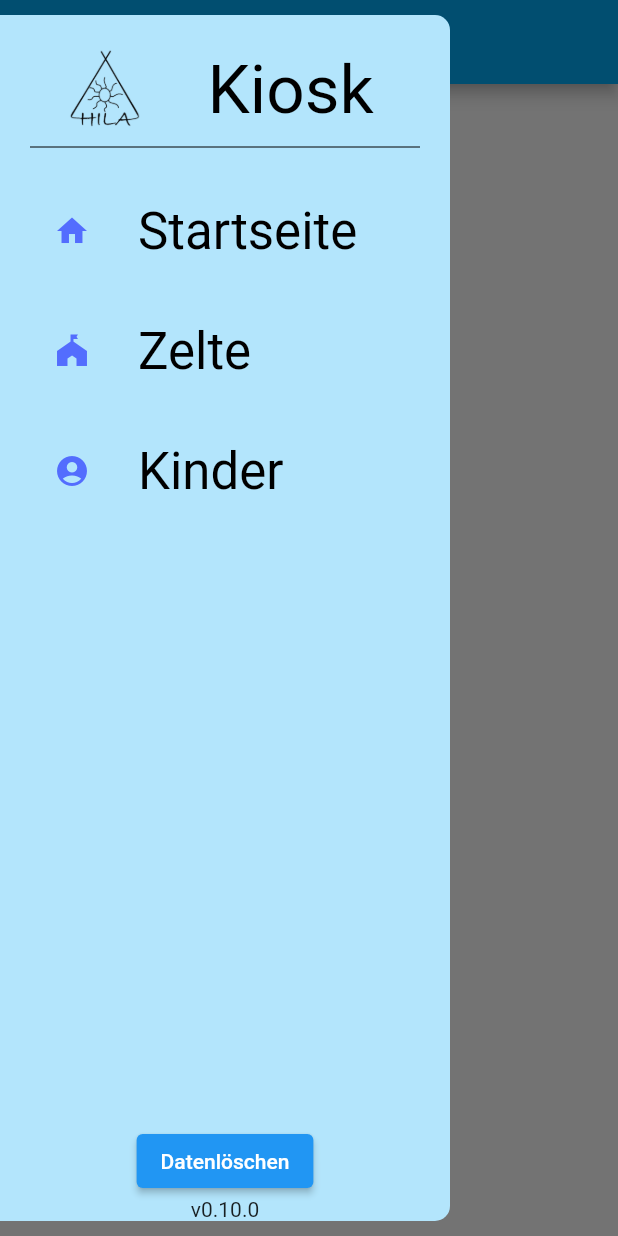
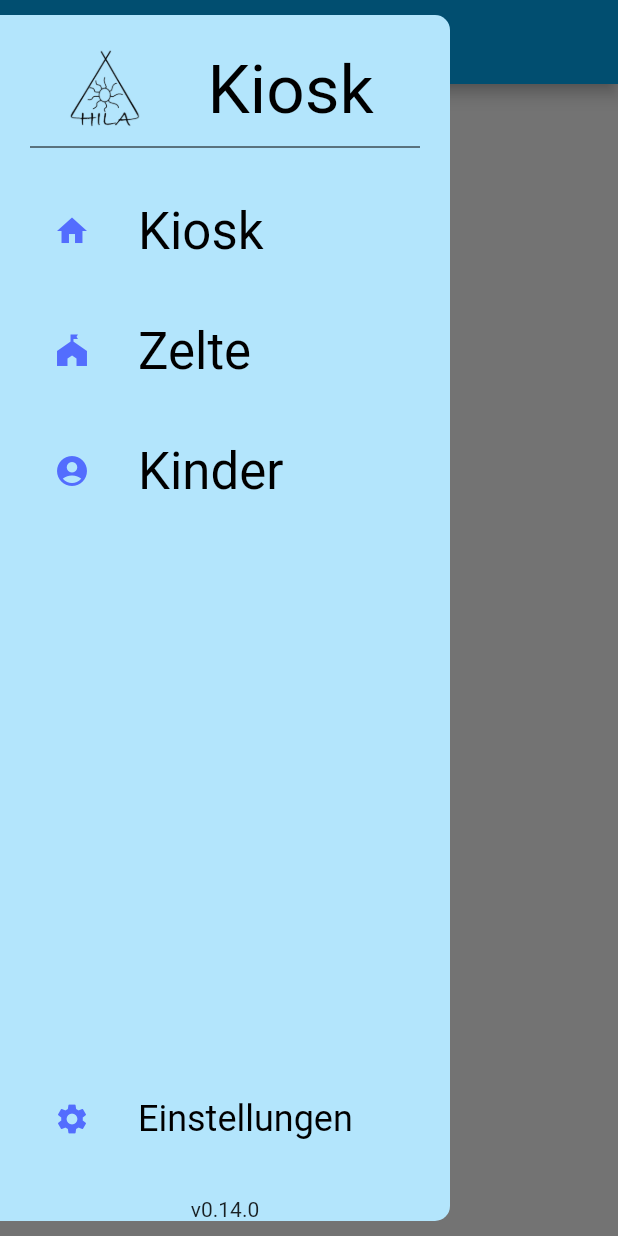
Before and after one commit to Filip-Boron/Kiosk, a Flutter app: the screen it shows after launch, with the side drawer open, on a phone screen of 412 x 824 dp. Run offline on Flutter 3.47's test engine with Material 2 defaults, Android fonts, the phone set to English and light mode, and no system bars; our stand-ins replace equatable, flutter_bloc, fluttertoast, hive, hive_flutter; accounts and stored records are empty.

Commit message:
Launcher Icon; Portrait; Settings

```diff
--- a/lib/constants/app_constants.dart
+++ b/lib/constants/app_constants.dart
@@ -1,6 +1,6 @@
 import 'package:flutter/material.dart';
 
-const String version = 'v0.10.0';
+const String version = 'v0.14.0';
 
 const double iconSizeStandard = 40;
 const double paddingStandard = 20;
--- a/lib/main.dart
+++ b/lib/main.dart
@@ -11,6 +11,7 @@ import 'package:kiosk/modules/kiosk/logic/kiosk_cubit.dart';
 import 'package:kiosk/modules/kiosk/presentation/screens/kiosk_kinder_screen.dart';
 import 'package:kiosk/modules/kiosk/presentation/screens/kiosk_screen.dart';
 import 'package:kiosk/modules/kiosk/presentation/screens/kiosk_shop_screen.dart';
+import 'package:kiosk/modules/settings/presentation/settings_screen.dart';
 import 'package:kiosk/modules/zelte/data/zelt.dart';
 import 'package:kiosk/modules/zelte/data/zelt_repository.dart';
 import 'package:kiosk/modules/zelte/logic/zelte_cubit.dart';
@@ -72,6 +73,7 @@ class MyApp extends StatelessWidget {
             KinderScreen.routeName: (ctx) => const KinderScreen(),
             KioskKinderScrren.routeName: (ctx) => const KioskKinderScrren(),
             KioskShopScreen.routeName: (ctx) => const KioskShopScreen(),
+            StettingsScreen.routeName: (ctx) => const StettingsScreen(),
           },
         ),
       ),
--- a/lib/modules/drawer/custom_drawer.dart
+++ b/lib/modules/drawer/custom_drawer.dart
@@ -2,12 +2,10 @@ import 'package:flutter/material.dart';
 import 'package:kiosk/constants/app_constants.dart';
 import 'package:kiosk/modules/drawer/custom_drawer_header.dart';
 import 'package:kiosk/modules/drawer/custom_list_tile.dart';
-import 'package:kiosk/modules/kinder/data/kind_repository.dart';
 import 'package:kiosk/modules/kinder/presentation/kinder_screen.dart';
 import 'package:kiosk/modules/kiosk/presentation/screens/kiosk_screen.dart';
-import 'package:kiosk/modules/zelte/data/zelt_repository.dart';
+import 'package:kiosk/modules/settings/presentation/settings_screen.dart';
 import 'package:kiosk/modules/zelte/presentation/zelte_screen.dart';
-import 'package:flutter_bloc/flutter_bloc.dart';
 
 class CustomDrawer extends StatelessWidget {
   const CustomDrawer({Key? key}) : super(key: key);
@@ -37,28 +35,27 @@ class CustomDrawer extends StatelessWidget {
                 color: Colors.black,
               ),
               const SizedBox(height: marginStandard),
-              const CustomListTitle(
+              CustomListTitle(
                 icon: Icons.home,
-                title: 'Startseite',
+                title: 'Kiosk',
                 route: KioskScreen.routeName,
               ),
-              const CustomListTitle(
+              CustomListTitle(
                 icon: zeltIcon,
                 title: 'Zelte',
                 route: ZelteScreen.routeName,
               ),
-              const CustomListTitle(
+              CustomListTitle(
                 icon: Icons.account_circle,
                 title: 'Kinder',
                 route: KinderScreen.routeName,
               ),
               const Spacer(),
-              ElevatedButton(
-                onPressed: () {
-                  context.read<ZeltRepository>().clearData();
-                  context.read<KindRepository>().clearData();
-                },
-                child: const Text('Datenlöschen'),
+              CustomListTitle(
+                icon: Icons.settings,
+                title: 'Einstellungen',
+                route: StettingsScreen.routeName,
+                fontSize: 24,
               ),
               const Text(version),
             ],
--- a/lib/modules/drawer/custom_list_tile.dart
+++ b/lib/modules/drawer/custom_list_tile.dart
@@ -1,16 +1,19 @@
 import 'package:flutter/material.dart';
 
 class CustomListTitle extends StatelessWidget {
-  const CustomListTitle({
+  CustomListTitle({
     Key? key,
     required this.icon,
     required this.title,
     required this.route,
+    this.fontSize,
   }) : super(key: key);
 
   final IconData icon;
   final String title;
   final String route;
+  double? fontSize;
+
   @override
   Widget build(BuildContext context) {
     return AnimatedContainer(
@@ -24,7 +27,12 @@ class CustomListTitle extends StatelessWidget {
         ),
         title: Text(
           title,
-          style: Theme.of(context).textTheme.headline4,
+          style: fontSize == null
+              ? Theme.of(context).textTheme.headline4
+              : Theme.of(context)
+                  .textTheme
+                  .headline4!
+                  .copyWith(fontSize: fontSize),
         ),
         onTap: () {
           Navigator.of(context).pushReplacementNamed(route);
--- a/lib/modules/kinder/logic/kinder_cubit.dart
+++ b/lib/modules/kinder/logic/kinder_cubit.dart
@@ -19,7 +19,7 @@ class KinderCubit extends Cubit<KinderState> {
     //Fetch Data from Hive
     final List<Kind> kinderList = context.read<KindRepository>().getAllData()
       ..sort((a, b) {
-        return a.nachname.toLowerCase().compareTo(b.nachname.toLowerCase());
+        return a.vorname.toLowerCase().compareTo(b.vorname.toLowerCase());
       });
 
     if (kinderList.isEmpty) {
```
Also changed, not shown: lib/modules/settings/presentation/settings_screen.dart (added, +55 -0 lines), pubspec.yaml (+8 -0 lines), assets/LogoHila.jpg (added), assets/ic_logo.png (added), pubspec.lock, 16 other files.
